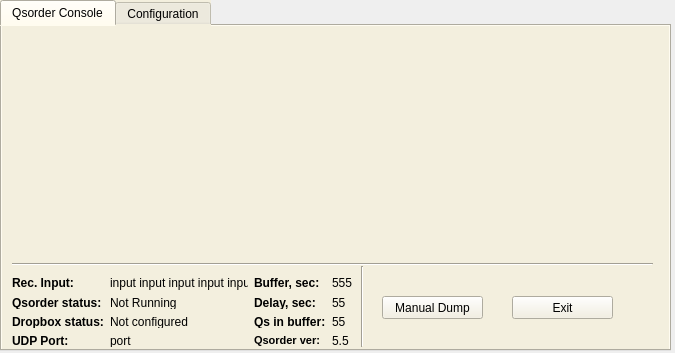
The window that pyQsorder/qsorder.ui (k3it/qsorder) describes before a commit, drawn with Qt 5.
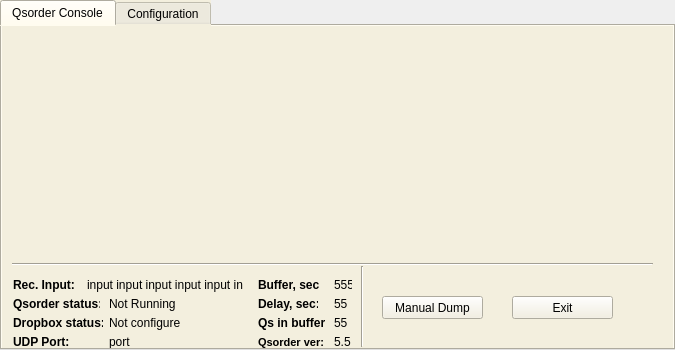
The same window after the commit. Icons and pictures are not drawn.

Commit message: periodic status updates

What changed in the file:
```diff
--- a/pyQsorder/qsorder.ui
+++ b/pyQsorder/qsorder.ui
@@ -7,7 +7,7 @@
     <x>0</x>
     <y>0</y>
     <width>675</width>
-    <height>353</height>
+    <height>350</height>
    </rect>
   </property>
   <property name="sizePolicy">
@@ -16,6 +16,18 @@
     <verstretch>0</verstretch>
    </sizepolicy>
   </property>
+  <property name="minimumSize">
+   <size>
+    <width>675</width>
+    <height>350</height>
+   </size>
+  </property>
+  <property name="maximumSize">
+   <size>
+    <width>675</width>
+    <height>350</height>
+   </size>
+  </property>
   <property name="windowTitle">
    <string>QSORDER</string>
   </property>
@@ -31,8 +43,8 @@
     <rect>
      <x>0</x>
      <y>0</y>
-     <width>671</width>
-     <height>351</height>
+     <width>675</width>
+     <height>350</height>
     </rect>
    </property>
    <property name="styleSheet">
@@ -51,7 +63,7 @@
       <rect>
        <x>0</x>
        <y>0</y>
-       <width>661</width>
+       <width>674</width>
        <height>231</height>
       </rect>
      </property>
@@ -80,6 +92,204 @@
       <bool>false</bool>
      </property>
     </widget>
+    <widget class="QLabel" name="label_input">
+     <property name="geometry">
+      <rect>
+       <x>85</x>
+       <y>251</y>
+       <width>160</width>
+       <height>16</height>
+      </rect>
+     </property>
+     <property name="text">
+      <string>input input input input input in</string>
+     </property>
+    </widget>
+    <widget class="QLabel" name="label_15">
+     <property name="geometry">
+      <rect>
+       <x>11</x>
+       <y>308</y>
+       <width>90</width>
+       <height>16</height>
+      </rect>
+     </property>
+     <property name="font">
+      <font>
+       <weight>75</weight>
+       <bold>true</bold>
+      </font>
+     </property>
+     <property name="text">
+      <string>UDP Port:</string>
+     </property>
+    </widget>
+    <widget class="QLabel" name="label_4">
+     <property name="geometry">
+      <rect>
+       <x>11</x>
+       <y>251</y>
+       <width>61</width>
+       <height>16</height>
+      </rect>
+     </property>
+     <property name="font">
+      <font>
+       <weight>75</weight>
+       <bold>true</bold>
+      </font>
+     </property>
+     <property name="text">
+      <string>Rec. Input:</string>
+     </property>
+    </widget>
+    <widget class="QLabel" name="label_delay">
+     <property name="geometry">
+      <rect>
+       <x>332</x>
+       <y>270</y>
+       <width>16</width>
+       <height>16</height>
+      </rect>
+     </property>
+     <property name="text">
+      <string>55</string>
+     </property>
+    </widget>
+    <widget class="QLabel" name="label_6">
+     <property name="geometry">
+      <rect>
+       <x>256</x>
+       <y>251</y>
+       <width>62</width>
+       <height>16</height>
+      </rect>
+     </property>
+     <property name="font">
+      <font>
+       <weight>75</weight>
+       <bold>true</bold>
+      </font>
+     </property>
+     <property name="text">
+      <string>Buffer, sec:</string>
+     </property>
+    </widget>
+    <widget class="QLabel" name="label_port">
+     <property name="geometry">
+      <rect>
+       <x>107</x>
+       <y>308</y>
+       <width>143</width>
+       <height>16</height>
+      </rect>
+     </property>
+     <property name="text">
+      <string>port</string>
+     </property>
+    </widget>
+    <widget class="QLabel" name="label_14">
+     <property name="geometry">
+      <rect>
+       <x>256</x>
+       <y>270</y>
+       <width>60</width>
+       <height>16</height>
+      </rect>
+     </property>
+     <property name="font">
+      <font>
+       <weight>75</weight>
+       <bold>true</bold>
+      </font>
+     </property>
+     <property name="text">
+      <string>Delay, sec:</string>
+     </property>
+    </widget>
+    <widget class="QLabel" name="label_buffer">
+     <property name="geometry">
+      <rect>
+       <x>332</x>
+       <y>251</y>
+       <width>18</width>
+       <height>16</height>
+      </rect>
+     </property>
+     <property name="text">
+      <string>555</string>
+     </property>
+    </widget>
+    <widget class="QLabel" name="label_19">
+     <property name="geometry">
+      <rect>
+       <x>256</x>
+       <y>289</y>
+       <width>67</width>
+       <height>16</height>
+      </rect>
+     </property>
+     <property name="font">
+      <font>
+       <weight>75</weight>
+       <bold>true</bold>
+      </font>
+     </property>
+     <property name="text">
+      <string>Qs in buffer:</string>
+     </property>
+    </widget>
+    <widget class="QLabel" name="label_queue">
+     <property name="geometry">
+      <rect>
+       <x>332</x>
+       <y>289</y>
+       <width>16</width>
+       <height>16</height>
+      </rect>
+     </property>
+     <property name="text">
+      <string>55</string>
+     </property>
+    </widget>
+    <widget class="QLabel" name="label_25">
+     <property name="geometry">
+      <rect>
+       <x>256</x>
+       <y>308</y>
+       <width>70</width>
+       <height>16</height>
+      </rect>
+     </property>
+     <property name="font">
+      <font>
+       <family>MS Shell Dlg 2</family>
+       <pointsize>8</pointsize>
+       <weight>75</weight>
+       <italic>false</italic>
+       <bold>true</bold>
+      </font>
+     </property>
+     <property name="styleSheet">
+      <string notr="true"/>
+     </property>
+     <property name="text">
+      <string>Qsorder ver:</string>
+     </property>
+    </widget>
+    <widget class="QLabel" name="label_version">
+     <property name="geometry">
+      <rect>
+       <x>332</x>
+       <y>308</y>
+       <width>18</width>
+       <height>16</height>
+      </rect>
+     </property>
+     <property name="text">
+      <string>5.5</string>
+     </property>
+    </widget>
     <widget class="QPushButton" name="quitButton_2">
      <property name="geometry">
       <rect>
@@ -135,183 +345,69 @@
       <enum>Qt::Horizontal</enum>
      </property>
     </widget>
-    <widget class="QWidget" name="">
+    <widget class="QLabel" name="label_21">
      <property name="geometry">
       <rect>
-       <x>10</x>
-       <y>250</y>
-       <width>341</width>
-       <height>71</height>
+       <x>11</x>
+       <y>270</y>
+       <width>87</width>
+       <height>16</height>
       </rect>
      </property>
-     <layout class="QGridLayout" name="gridLayout_2">
-      <item row="0" column="0">
-       <widget class="QLabel" name="label_4">
-        <property name="font">
-         <font>
-          <weight>75</weight>
-          <bold>true</bold>
-         </font>
-        </property>
-        <property name="text">
-         <string>Rec. Input:</string>
-        </property>
-       </widget>
-      </item>
-      <item row="0" column="1">
-       <widget class="QLabel" name="label_5">
-        <property name="text">
-         <string>input input input input input in</string>
-        </property>
-       </widget>
-      </item>
-      <item row="0" column="2">
-       <widget class="QLabel" name="label_6">
-        <property name="font">
-         <font>
-          <weight>75</weight>
-          <bold>true</bold>
-         </font>
-        </property>
-        <property name="text">
-         <string>Buffer, sec:</string>
-        </property>
-       </widget>
-      </item>
-      <item row="0" column="3">
-       <widget class="QLabel" name="label_16">
-        <property name="text">
-         <string>555</string>
-        </property>
-       </widget>
-      </item>
-      <item row="1" column="0">
-       <widget class="QLabel" name="label_21">
-        <property name="font">
-         <font>
-          <weight>75</weight>
-          <bold>true</bold>
-         </font>
-        </property>
-        <property name="text">
-         <string>Qsorder status:</string>
-        </property>
-       </widget>
-      </item>
-      <item row="1" column="1">
-       <widget class="QLabel" name="label_22">
-        <property name="text">
-         <string>Not Running</string>
-        </property>
-       </widget>
-      </item>
-      <item row="1" column="2">
-       <widget class="QLabel" name="label_14">
-        <property name="font">
-         <font>
-          <weight>75</weight>
-          <bold>true</bold>
-         </font>
-        </property>
-        <property name="text">
-         <string>Delay, sec:</string>
-        </property>
-       </widget>
-      </item>
-      <item row="1" column="3">
-       <widget class="QLabel" name="label_17">
-        <property name="text">
-         <string>55</string>
-        </property>
-       </widget>
-      </item>
-      <item row="2" column="0">
-       <widget class="QLabel" name="label_23">
-        <property name="font">
-         <font>
-          <weight>75</weight>
-          <bold>true</bold>
-         </font>
-        </property>
-        <property name="text">
-         <string>Dropbox status:</string>
-        </property>
-       </widget>
-      </item>
-      <item row="2" column="1">
-       <widget class="QLabel" name="label_24">
-        <property name="text">
-         <string>Not configured</string>
-        </property>
-       </widget>
-      </item>
-      <item row="2" column="2">
-       <widget class="QLabel" name="label_19">
-        <property name="font">
-         <font>
-          <weight>75</weight>
-          <bold>true</bold>
-         </font>
-        </property>
-        <property name="text">
-         <string>Qs in buffer:</string>
-        </property>
-       </widget>
-      </item>
-      <item row="2" column="3">
-       <widget class="QLabel" name="label_20">
-        <property name="text">
-         <string>55</string>
-        </property>
-       </widget>
-      </item>
-      <item row="3" column="0">
-       <widget class="QLabel" name="label_15">
-        <property name="font">
-         <font>
-          <weight>75</weight>
-          <bold>true</bold>
-         </font>
-        </property>
-        <property name="text">
-         <string>UDP Port:</string>
-        </property>
-       </widget>
-      </item>
-      <item row="3" column="1">
-       <widget class="QLabel" name="label_18">
-        <property name="text">
-         <string>port</string>
-        </property>
-       </widget>
-      </item>
-      <item row="3" column="2">
-       <widget class="QLabel" name="label_25">
-        <property name="font">
-         <font>
-          <family>MS Shell Dlg 2</family>
-          <pointsize>8</pointsize>
-          <weight>75</weight>
-          <italic>false</italic>
-          <bold>true</bold>
-         </font>
-        </property>
-        <property name="styleSheet">
-         <string notr="true"/>
-        </property>
-        <property name="text">
-         <string>Qsorder ver:</string>
-        </property>
-       </widget>
-      </item>
-      <item row="3" column="3">
-       <widget class="QLabel" name="label_26">
-        <property name="text">
-         <string>5.5</string>
-        </property>
-       </widget>
-      </item>
-     </layout>
+     <property name="font">
+      <font>
+       <weight>75</weight>
+       <bold>true</bold>
+      </font>
+     </property>
+     <property name="text">
+      <string>Qsorder status:</string>
+     </property>
+    </widget>
+    <widget class="QLabel" name="label_status">
+     <property name="geometry">
+      <rect>
+       <x>107</x>
+       <y>270</y>
+       <width>141</width>
+       <height>16</height>
+      </rect>
+     </property>
+     <property name="text">
+      <string>Not Running</string>
+     </property>
+    </widget>
+    <widget class="QLabel" name="label_23">
+     <property name="geometry">
+      <rect>
+       <x>11</x>
+       <y>289</y>
+       <width>90</width>
+       <height>16</height>
+      </rect>
+     </property>
+     <property name="font">
+      <font>
+       <weight>75</weight>
+       <bold>true</bold>
+      </font>
+     </property>
+     <property name="text">
+      <string>Dropbox status:</string>
+     </property>
+    </widget>
+    <widget class="QLabel" name="label_dropbox_status">
+     <property name="geometry">
+      <rect>
+       <x>107</x>
+       <y>289</y>
+       <width>71</width>
+       <height>16</height>
+      </rect>
+     </property>
+     <property name="text">
+      <string>Not configured</string>
+     </property>
     </widget>
     <zorder>line_2</zorder>
     <zorder>console</zorder>
```
Left out of the diff: 26 changed lines with no effect on the pictures. The commit also changes 5 other files.
